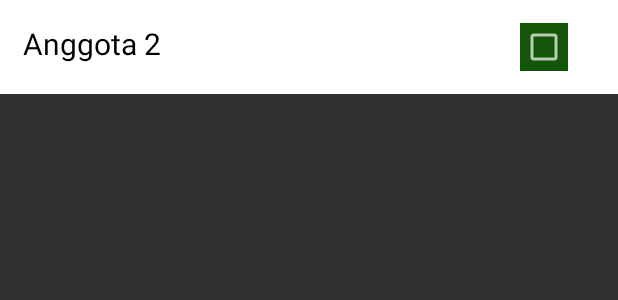
After one commit to SitiSofiyah/BankSampah, an Android app: the layout list_anggota.xml on its own in the app's theme, with its tools: preview values and no code run, on a phone screen of 412 x 824 dp. The commit adds this screen. Shown: the top 300 px of the screen. Run offline under Robolectric (Android 15) with nearby library versions, the phone set to English and light mode, and no system bars.

Commit message:
list Anggota

```diff
--- a/FireApp/app/src/main/AndroidManifest.xml
+++ b/FireApp/app/src/main/AndroidManifest.xml
@@ -13,8 +13,7 @@
         android:theme="@style/Theme.Design.NoActionBar">
         <activity android:name=".MainActivity" />
         <activity android:name=".Account.register" />
-        <activity android:name=".Account.login">
-        </activity>
+        <activity android:name=".Account.login" />
         <activity android:name=".PengepulKecil.HomePK" />
         <activity android:name=".TukangRombeng.Home_tr" />
         <activity android:name=".Anggota.Home_Anggota" />
@@ -26,6 +25,8 @@
                 <category android:name="android.intent.category.LAUNCHER" />
             </intent-filter>
         </activity>
+        <activity android:name=".PengepulKecil.InputAnggota" />
+        <activity android:name=".PengepulKecil.PageAnggota"></activity>
     </application>
 
 </manifest>
--- a/FireApp/app/src/main/java/com/example/intel/fireapp/Account/login.java
+++ b/FireApp/app/src/main/java/com/example/intel/fireapp/Account/login.java
@@ -16,7 +16,6 @@ import com.example.intel.fireapp.Model.User;
 import com.example.intel.fireapp.PengepulKecil.HomePK;
 import com.example.intel.fireapp.R;
 import com.example.intel.fireapp.TukangRombeng.Home_tr;
-import com.google.firebase.auth.FirebaseAuth;
 import com.google.firebase.database.DataSnapshot;
 import com.google.firebase.database.DatabaseError;
 import com.google.firebase.database.DatabaseReference;
@@ -76,7 +75,7 @@ public class login extends AppCompatActivity {
                                         Intent i = new Intent(getApplicationContext(),Home_Anggota.class);
                                         i.putExtra("id", login.getId());
                                         startActivity(i);
-                                        //Toast.makeText(login.this, "Anggota", Toast.LENGTH_LONG).show();
+                                        //Toast.makeText(login.this, "PageAnggota", Toast.LENGTH_LONG).show();
                                     }
                                 }else{
                                     Toast.makeText(login.this, "gaaadaaaa", Toast.LENGTH_LONG).show();
@@ -113,7 +112,7 @@ public class login extends AppCompatActivity {
         boolean loginCorrect = this.checkCredentials(username,password);
 
         if(loginCorrect){
-            if(level=="Anggota"){
+            if(level=="PageAnggota"){
                 Intent i = new Intent(getApplicationContext(),Home_Anggota.class);
                 startActivity(i);
             }else if(level=="Tukang Rombeng"){
--- /dev/null
+++ b/FireApp/app/src/main/res/layout/list_anggota.xml
@@ -0,0 +1,44 @@
+<?xml version="1.0" encoding="utf-8"?>
+<RelativeLayout
+    xmlns:android="http://schemas.android.com/apk/res/android"
+    android:layout_width="match_parent"
+    android:background="@color/white"
+    android:padding="15dp"
+    android:layout_height="wrap_content">
+
+    <TextView
+        android:id="@+id/namaAnggota"
+        android:textColor="@color/black"
+        android:layout_width="wrap_content"
+        android:layout_height="wrap_content"
+        android:textSize="20dp"
+        android:textColorHint="@color/black"
+        android:hint="Anggota 2"/>
+    <TextView
+        android:id="@+id/idAnggota"
+        android:layout_width="wrap_content"
+        android:layout_height="wrap_content"
+        android:visibility="invisible"/>
+
+    <TextView
+        android:id="@+id/idGrup"
+        android:layout_width="wrap_content"
+        android:layout_height="wrap_content"
+        android:visibility="invisible"/>
+
+    <TextView
+        android:id="@+id/id"
+        android:layout_width="wrap_content"
+        android:layout_height="wrap_content"
+        android:visibility="invisible"/>
+
+    <CheckBox
+        android:id="@+id/chk"
+        android:background="@color/green"
+        android:layout_width="wrap_content"
+        android:layout_height="wrap_content"
+        android:layout_alignParentEnd="true"
+        android:layout_centerVertical="true"
+        android:layout_marginEnd="18dp" />
+
+</RelativeLayout>
```
Also changed, not shown: FireApp/app/src/main/java/com/example/intel/fireapp/Account/register.java (+0 -12 lines), FireApp/app/src/main/java/com/example/intel/fireapp/Adapter/AnggotaAdapter.java (added, +96 -0 lines), FireApp/app/src/main/java/com/example/intel/fireapp/Adapter/GrupAdapter.java (+15 -7 lines), FireApp/app/src/main/java/com/example/intel/fireapp/Model/Anggota.java (added, +38 -0 lines), FireApp/app/src/main/java/com/example/intel/fireapp/PengepulKecil/InputAnggota.java (added, +15 -0 lines), FireApp/app/src/main/java/com/example/intel/fireapp/PengepulKecil/PageAnggota.java (added, +184 -0 lines), FireApp/app/src/main/java/com/example/intel/fireapp/PengepulKecil/tambahgrup.java (+2 -11 lines), FireApp/app/src/main/res/layout/activity_anggota.xml (added, +34 -0 lines), FireApp/app/src/main/res/layout/activity_input_anggota.xml (added, +15 -0 lines), FireApp/app/src/main/res/layout/list_grup.xml (+6 -2 lines).
